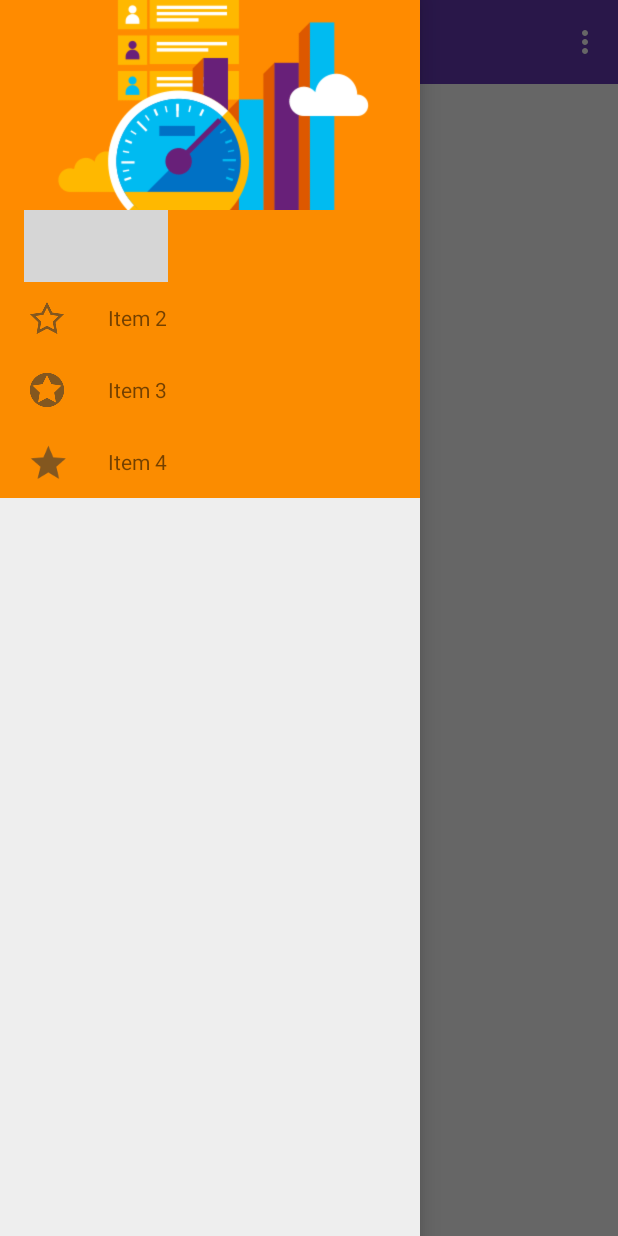
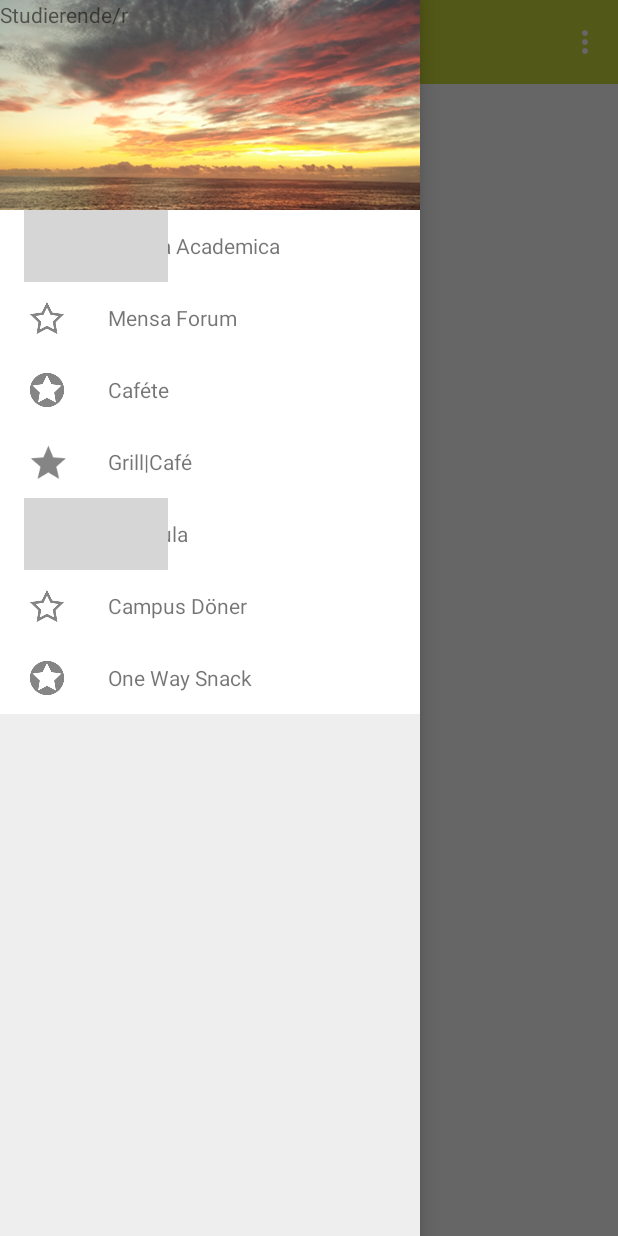
Before and after one commit to rohitshampur/MaterialMensa, an Android app: the screen it shows after launch (MainActivity), on a phone screen of 412 x 824 dp. Run offline under Robolectric (Android 15) with nearby library versions, the phone set to English and light mode, and no system bars; plain views replace DesignSpecFrameLayout; grey boxes are pictures that could not be loaded.

Commit message:
Filling the NavigationDrawer with content.

```diff
--- a/app/src/main/java/prttstft/de/materialmensa/NavigationDrawerFragment.java
+++ b/app/src/main/java/prttstft/de/materialmensa/NavigationDrawerFragment.java
@@ -2,6 +2,7 @@ package prttstft.de.materialmensa;
 
 
 import android.content.Context;
+import android.content.Intent;
 import android.content.SharedPreferences;
 import android.os.Bundle;
 import android.app.Fragment;
@@ -21,7 +22,7 @@ import java.util.List;
 /**
  * A simple {@link Fragment} subclass.
  */
-public class NavigationDrawerFragment extends android.support.v4.app.Fragment {
+public class NavigationDrawerFragment extends android.support.v4.app.Fragment implements data_row_navdraw_adapter.ClickListener{
 
     private RecyclerView recyclerView;
     public static final String PREF_FILE_NAME="testpref";
@@ -57,6 +58,7 @@ public class NavigationDrawerFragment extends android.support.v4.app.Fragment {
         View layout = inflater.inflate(R.layout.fragment_navigation_drawer, container, false);
         recyclerView = (RecyclerView) layout.findViewById(R.id.drawerList);
         adapter = new data_row_navdraw_adapter(getActivity(), getData());
+        adapter.setClickListener(this);
         recyclerView.setAdapter(adapter);
         recyclerView.setLayoutManager(new LinearLayoutManager(getActivity()));
         return layout;
@@ -64,12 +66,15 @@ public class NavigationDrawerFragment extends android.support.v4.app.Fragment {
 
     public static List<data_row_navdraw> getData(){
         List<data_row_navdraw> data = new ArrayList<>();
-        int[] icons = {R.drawable.ic_ndrawer_icon1, R.drawable.ic_ndrawer_icon2, R.drawable.ic_ndrawer_icon3, R.drawable.ic_ndrawer_icon4};
-        String[] titles={"Item 1","Item 2", "Item 3", "Item 4"};
+        int[] icons = {R.drawable.ic_ndrawer_icon1, R.drawable.ic_ndrawer_icon2, R.drawable.ic_ndrawer_icon3, R.drawable.ic_ndrawer_icon4, R.drawable.ic_ndrawer_icon1, R.drawable.ic_ndrawer_icon2, R.drawable.ic_ndrawer_icon3};
+        String[] titles={"Mensa Academica","Mensa Forum", "Caféte", "Grill|Café", "Mensula", "Campus Döner", "One Way Snack"};
         for(int i=0;i<titles.length && i< icons.length;i++) {
+        //for(int i=0;i<100;i++) {
             data_row_navdraw current = new data_row_navdraw();
             current.iconId = icons[i];
+            //current.iconId = icons[i%icons.length];
             current.title = titles[i];
+            //current.title = titles[i%icons.length];
             data.add(current);
         }
         return data;
@@ -113,15 +118,20 @@ public class NavigationDrawerFragment extends android.support.v4.app.Fragment {
     }
 
     public static void saveToPreferences(Context context, String preferenceName, String preferenceValue) {
-        SharedPreferences sharedPrefrences=context.getSharedPreferences(PREF_FILE_NAME, Context.MODE_PRIVATE);
-        SharedPreferences.Editor editor=sharedPrefrences.edit();
+        SharedPreferences sharedPrefrences = context.getSharedPreferences(PREF_FILE_NAME, Context.MODE_PRIVATE);
+        SharedPreferences.Editor editor = sharedPrefrences.edit();
         editor.putString(preferenceName, preferenceValue);
         editor.apply();
     }
 
     public static String readFromPreferences(Context context, String preferenceName, String defaultValue) {
-        SharedPreferences sharedPreferences=context.getSharedPreferences(PREF_FILE_NAME, Context.MODE_PRIVATE);
+        SharedPreferences sharedPreferences = context.getSharedPreferences(PREF_FILE_NAME, Context.MODE_PRIVATE);
         return sharedPreferences.getString(preferenceName,defaultValue);
     }
 
+    @Override
+    public void itemClicked(View view, int position) {
+        startActivity(new Intent(getActivity(), MainActivity.class));
+
+    }
 }
--- a/app/src/main/java/prttstft/de/materialmensa/data_row_navdraw_adapter.java
+++ b/app/src/main/java/prttstft/de/materialmensa/data_row_navdraw_adapter.java
@@ -1,12 +1,14 @@
 package prttstft.de.materialmensa;
 
 import android.content.Context;
+import android.content.Intent;
 import android.support.v7.widget.RecyclerView;
 import android.view.LayoutInflater;
 import android.view.View;
 import android.view.ViewGroup;
 import android.widget.ImageView;
 import android.widget.TextView;
+import android.widget.Toast;
 
 import java.util.Collections;
 import java.util.List;
@@ -16,12 +18,21 @@ import java.util.List;
  */
 public class data_row_navdraw_adapter extends RecyclerView.Adapter<data_row_navdraw_adapter.MyViewHolder> {
 
+    List<data_row_navdraw> data = Collections.emptyList();
+    private Context context;
+    private ClickListener clickListener;
     private final LayoutInflater infalter;
-    List<data_row_navdraw> data = Collections.emptyList();
+
 
     public data_row_navdraw_adapter(Context context, List<data_row_navdraw> data) {
+        this.context = context;
         infalter = LayoutInflater.from(context);
         this.data = data;
+    }
+
+    public void delete(int position) {
+        data.remove(position);
+        notifyItemRemoved(position);
     }
 
     @Override
@@ -39,21 +50,38 @@ public class data_row_navdraw_adapter extends RecyclerView.Adapter<data_row_navd
 
     }
 
+    public void setClickListener(ClickListener clickListener) {
+        this.clickListener = clickListener;
+    }
+
     @Override
     public int getItemCount() {
         return data.size();
     }
 
-    class MyViewHolder extends RecyclerView.ViewHolder {
+    class MyViewHolder extends RecyclerView.ViewHolder implements View.OnClickListener{
         TextView title;
         ImageView icon;
 
         public MyViewHolder(View itemView) {
             super(itemView);
+            itemView.setOnClickListener(this);
             title = (TextView) itemView.findViewById(R.id.listText);
             icon = (ImageView) itemView.findViewById(R.id.listIcon);
 
 
         }
+
+        @Override
+        public void onClick(View v) {
+            context.startActivity(new Intent(context, MainActivity.class));
+            if(clickListener != null) {
+                clickListener.itemClicked(v, getAdapterPosition());
+            }
+        }
+    }
+
+    public interface ClickListener {
+        public void itemClicked(View view, int position);
     }
 }
--- /dev/null
+++ b/app/src/main/res/drawable/custom_bg.xml
@@ -0,0 +1,9 @@
+<?xml version="1.0" encoding="utf-8"?>
+<ripple
+    xmlns:android="http://schemas.android.com/apk/res/android"
+    android:color="?android:attr/colorControlHighlight" >
+    <item
+        android:id="@android:id/mask"
+        android:drawable="@android:color/white"></item>
+
+</ripple>
--- a/app/src/main/res/layout/app_bar.xml
+++ b/app/src/main/res/layout/app_bar.xml
@@ -4,7 +4,7 @@
     xmlns:app="http://schemas.android.com/apk/res-auto"
     android:layout_width="match_parent"
     android:layout_height="wrap_content"
-    android:background="@color/colorPrimary"
+    android:background="@color/primary"
     app:theme="@style/Base.ThemeOverlay.AppCompat.Dark.ActionBar"
     app:popupTheme="@style/ThemeOverlay.AppCompat.Light" >
 
--- a/app/src/main/res/layout/custom_row.xml
+++ b/app/src/main/res/layout/custom_row.xml
@@ -3,7 +3,9 @@
     xmlns:android="http://schemas.android.com/apk/res/android"
     android:orientation="horizontal"
     android:layout_width="match_parent"
-    android:layout_height="48dp" >
+    android:layout_height="48dp"
+    android:background="@drawable/custom_bg"
+    android:clickable="true">
 
     <ImageView
         android:id="@+id/listIcon"
--- a/app/src/main/res/layout/fragment_navigation_drawer.xml
+++ b/app/src/main/res/layout/fragment_navigation_drawer.xml
@@ -1,3 +1,10 @@
+<!--  dspec to validate Material Design -->
+<!--<org.lucasr.dspec.DesignSpecFrameLayout
+    xmlns:android="http://schemas.android.com/apk/res/android"
+    xmlns:app="http://schemas.android.com/apk/res-auto"
+    android:layout_width="match_parent"
+    android:layout_height="match_parent"
+    app:designSpec="@raw/dspec">-->
 <RelativeLayout
     xmlns:android="http://schemas.android.com/apk/res/android"
     xmlns:tools="http://schemas.android.com/tools"
@@ -5,27 +12,36 @@
     android:layout_height="match_parent"
     android:background="#EEE"
     tools:context="prttstft.de.materialmensa.NavigationDrawerFragment" >
-    <LinearLayout
+    <RelativeLayout
         android:id="@+id/containerDrawerImage"
         android:layout_width="match_parent"
         android:layout_height="140dp"
-        android:background="#FB8C00" >
+        android:background="@drawable/ic_abstract" >
 
-        <ImageView
-            android:layout_width="280dp"
-            android:layout_height="140dp"
-            android:src="@drawable/ic_abstract" />
+        <TextView
+            android:id="@+id/navDrawerCategory"
+            android:text="@string/navDrawerCategory"
+            android:layout_width="match_parent"
+            android:layout_height="match_parent" />
 
-    </LinearLayout>
+        <TextView
+            android:id="@+id/navDrawerLifestyle"
+            android:text="@string/navDrawerLifestyle"
+            android:layout_below="@+id/navDrawerCategory"
+            android:layout_width="match_parent"
+            android:layout_height="wrap_content" />
+
+    </RelativeLayout>
 
     <android.support.v7.widget.RecyclerView
         android:id="@+id/drawerList"
         android:layout_below="@+id/containerDrawerImage"
         android:layout_width="match_parent"
         android:layout_height="wrap_content"
-        android:background="#FB8C00"
+        android:background="#FFFFFF"
         >
 
     </android.support.v7.widget.RecyclerView>
 
 </RelativeLayout>
+<!-- </org.lucasr.dspec.DesignSpecFrameLayout> -->
--- a/app/src/main/res/values/colors.xml
+++ b/app/src/main/res/values/colors.xml
@@ -1,11 +1,12 @@
 <?xml version="1.0" encoding="utf-8"?>
 <resources>
-    <color name="colorPrimary">#673AB7</color>
-    <color name="colorPrimaryDark">#512DA8</color>
-    <color name="colorPrimaryLight">#D1C4E9</color>
-    <color name="colorAccent">#9E9E9E</color>
-    <color name="colorHighlight">#FFCCBC</color>
-    <color name="colorPrimaryText">#212020</color>
-    <color name="colorSecondaryText">#5F5C5C</color>
-    <color name="colorDivider">#CECCCB</color>
+    <color name="primary">#CDDC39</color>
+    <color name="primary_dark">#AFB42B</color>
+    <color name="primary_light">#F0F4C3</color>
+    <color name="accent">#9E9E9E</color>
+    <color name="primary_text">#212121</color>
+    <color name="secondary_text">#727272</color>
+    <color name="icons">#212121</color>
+    <color name="divider">#B6B6B6</color>
+    <color name="highlight">#FFFFFF</color>
 </resources>
--- a/app/src/main/res/values/strings.xml
+++ b/app/src/main/res/values/strings.xml
@@ -3,6 +3,8 @@
 
     <string name="hello_world">Hello world!</string>
     <string name="action_settings">Settings</string>
+    <string name="navDrawerCategory">Studierende/r</string>
+    <string name="navDrawerLifestyle">Vegetarisch</string>
 
 <!-- TODO: Remove or change this placeholder text -->
     <string name="hello_blank_fragment">Hello blank fragment</string>
--- a/app/src/main/res/values/styles.xml
+++ b/app/src/main/res/values/styles.xml
@@ -6,9 +6,10 @@
     </style>
 
     <style name="AppTheme.Base" parent="Theme.AppCompat.Light.NoActionBar">
-        <item name="colorPrimary">@color/colorPrimary</item>
-        <item name="colorPrimaryDark">@color/colorPrimaryDark</item>
-        <item name="colorAccent">@color/colorAccent</item>
+        <item name="colorPrimary">@color/primary</item>
+        <item name="colorPrimaryDark">@color/primary_dark</item>
+        <item name="colorAccent">@color/accent</item>
+        <item name="android:colorControlHighlight">@color/highlight</item>
         <item name="android:windowBackground">@android:color/white</item>
     </style>
 
```
Also changed, not shown: app/src/main/res/drawable/ic_abstract.png.
